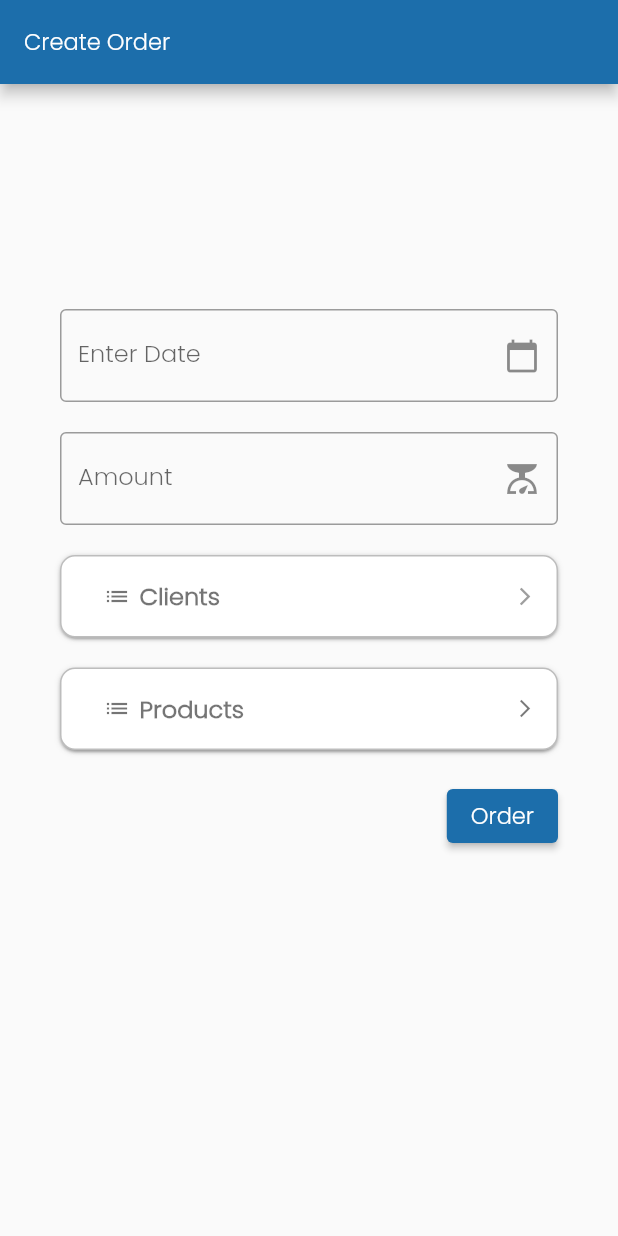
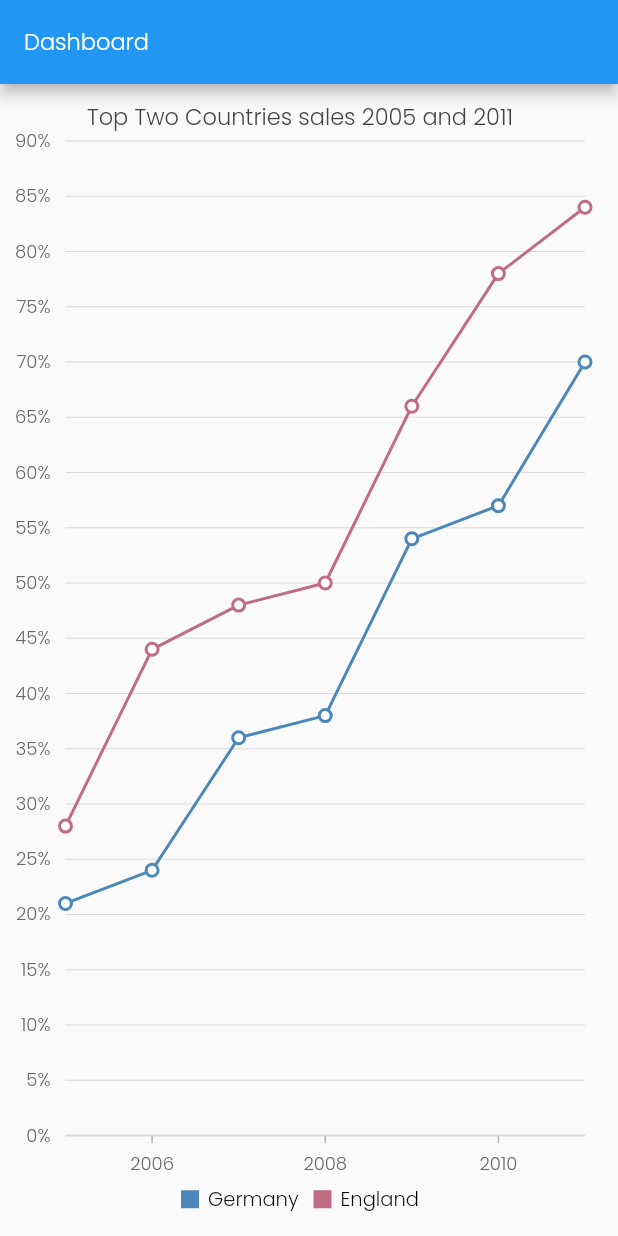
Before and after one commit to armeum/merit, a Flutter app: the screen it shows after launch, on a phone screen of 412 x 824 dp. Run offline on Flutter 3.47's test engine with Material 2 defaults, Android fonts, the light colour scheme and no system bars; drawn by our look-alikes of dropdown_button2; our stand-ins replace dots_indicator, get, intl_phone_field, shared_preferences, syncfusion_flutter_charts; missing offline and left inert: dart:ffi; project files that could hold a hidden picture were left out.

Commit message:
dashboard added

```diff
--- /dev/null
+++ b/lib/dashboard/customDashboard.dart
@@ -0,0 +1,129 @@
+import 'dart:math';
+
+import 'package:flutter/cupertino.dart';
+import 'package:flutter/material.dart';
+import 'package:flutter/rendering.dart';
+import 'package:syncfusion_flutter_charts/charts.dart';
+
+class customDashboardTwo extends StatefulWidget {
+  const customDashboardTwo({Key? key}) : super(key: key);
+
+  @override
+  State<customDashboardTwo> createState() => _customDashboardTwoState();
+}
+
+class _customDashboardTwoState extends State<customDashboardTwo> {
+  late TooltipBehavior _tooltipBehavior;
+  var data = [
+    "Jan",
+    "Feb",
+    "Mar",
+    "Apr",
+    "May",
+    "Jun",
+    "Jul",
+    "Aug",
+    "Sep",
+    "Oct",
+    "Nov",
+    "Dec"
+  ];
+
+  @override
+  void initState() {
+    _tooltipBehavior = TooltipBehavior(enable: true);
+    chartData = <_ChartData>[
+      _ChartData(2005, 21, 28),
+      _ChartData(2006, 24, 44),
+      _ChartData(2007, 36, 48),
+      _ChartData(2008, 38, 50),
+      _ChartData(2009, 54, 66),
+      _ChartData(2010, 57, 78),
+      _ChartData(2011, 70, 84)
+    ];
+    super.initState();
+  }
+
+  List<_ChartData>? chartData;
+
+  @override
+  Widget build(BuildContext context) {
+    return Scaffold(
+      appBar: AppBar(
+        title: const Text("Dashboard"),
+      ),
+      body: SafeArea(
+          child: SingleChildScrollView(
+        scrollDirection: Axis.horizontal,
+        child: Row(
+          children: [
+            SizedBox(
+              width: 400,
+              child: SfCartesianChart(
+                plotAreaBorderWidth: 0,
+                title: ChartTitle(text: 'Top Two Countries sales 2005 and 2011'),
+                legend: Legend(
+                    isVisible: true, overflowMode: LegendItemOverflowMode.scroll),
+                primaryXAxis: NumericAxis(
+                    edgeLabelPlacement: EdgeLabelPlacement.shift,
+                    interval: 2,
+                    majorGridLines: const MajorGridLines(width: 0)),
+                primaryYAxis: NumericAxis(
+                    labelFormat: '{value}%',
+                    axisLine: const AxisLine(width: 0),
+                    majorTickLines:
+                        const MajorTickLines(color: Colors.transparent)),
+                series: _getDefaultLineSeries(),
+                tooltipBehavior: TooltipBehavior(enable: true),
+              ),
+            ),
+          ],
+        ),
+      )),
+    );
+  }
+
+  /// The method returns line series to chart.
+  List<LineSeries<_ChartData, num>> _getDefaultLineSeries() {
+    return <LineSeries<_ChartData, num>>[
+      LineSeries<_ChartData, num>(
+          animationDuration: 2500,
+          dataSource: chartData!,
+          xValueMapper: (_ChartData sales, _) => sales.x,
+          yValueMapper: (_ChartData sales, _) => sales.y,
+          width: 2,
+          name: 'Germany',
+          markerSettings: const MarkerSettings(isVisible: true)),
+      LineSeries<_ChartData, num>(
+          animationDuration: 2500,
+          dataSource: chartData!,
+          width: 2,
+          name: 'England',
+          xValueMapper: (_ChartData sales, _) => sales.x,
+          yValueMapper: (_ChartData sales, _) => sales.y2,
+          markerSettings: const MarkerSettings(isVisible: true)),
+      // LineSeries<_ChartData, num>(
+      //     animationDuration: 2500,
+      //     dataSource: chartData!,
+      //     width: 2,
+      //     name: 'Uzbekistan',
+      //     xValueMapper: (_ChartData sales, _) => sales.x,
+      //     yValueMapper: (_ChartData sales, _) => sales.y2,
+      //     markerSettings: const MarkerSettings(isVisible: true)),
+    ];
+  }
+
+  @override
+  void dispose() {
+    chartData!.clear();
+    super.dispose();
+  }
+}
+
+class _ChartData {
+  _ChartData(this.x, this.y, this.y2);
+
+  final double x;
+  final double y;
+  final double y2;
+}
--- a/lib/main.dart
+++ b/lib/main.dart
@@ -1,6 +1,9 @@
  import 'package:flutter/material.dart';
+import 'package:merit_app/dashboard/customDashboard.dart';
+import 'package:merit_app/dashboard/dashboard.dart';
 import 'package:merit_app/order/createOrder.dart';
 import 'package:get/get.dart';
+import 'package:merit_app/pages/Login/login.dart';
 
 void main() {
   runApp(const MyApp());
@@ -41,7 +44,7 @@ class MyApp extends StatelessWidget {
 
         ),
       ),
-      home:   const CreateOrder(),
+      home:   customDashboardTwo(),
     );
   }
 }
--- a/lib/order/ordersList.dart
+++ b/lib/order/ordersList.dart
@@ -6,14 +6,12 @@ import 'package:merit_app/utils/url.dart';
 
 class OrdersList extends StatefulWidget {
   const OrdersList({super.key});
-
   @override
   State<OrdersList> createState() => _OrdersListState();
 }
 
 class _OrdersListState extends State<OrdersList> {
   var orderList = [];
-
 
   void fetchData() async {
     var response = await http.get(Uri.parse('$platformUrl/all_orders'));
--- a/lib/pages/Login/login.dart
+++ b/lib/pages/Login/login.dart
@@ -1,8 +1,9 @@
 import 'dart:convert';
-
+import 'package:shared_preferences/shared_preferences.dart';
 import 'package:flutter/material.dart';
 import 'package:http/http.dart' as http;
 import 'package:merit_app/screens/home/main_Page.dart';
+import 'dart:async';
 
 class Login extends StatefulWidget {
   const Login({Key? key}) : super(key: key);
--- a/pubspec.yaml
+++ b/pubspec.yaml
@@ -44,6 +44,8 @@ dependencies:
   intl_phone_field: ^3.1.0
   avoid_keyboard: ^0.3.0
   dropdown_button2: ^2.0.0
+  shared_preferences: ^2.0.18
+  syncfusion_flutter_charts: ^20.4.52
 
 
 
```
Also changed, not shown: lib/dashboard/dashboard.dart (added, +138 -0 lines), lib/pages/admin/admin.dart (added, +61 -0 lines), lib/test.dart (added, +61 -0 lines), pubspec.lock, 3 other files.
